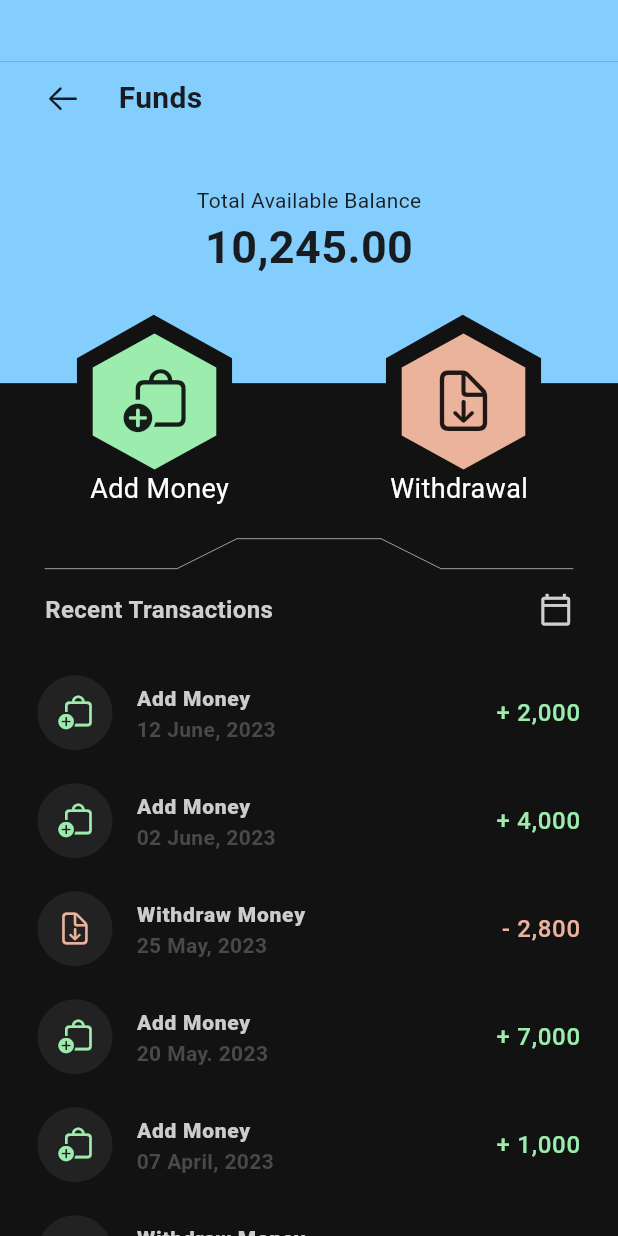
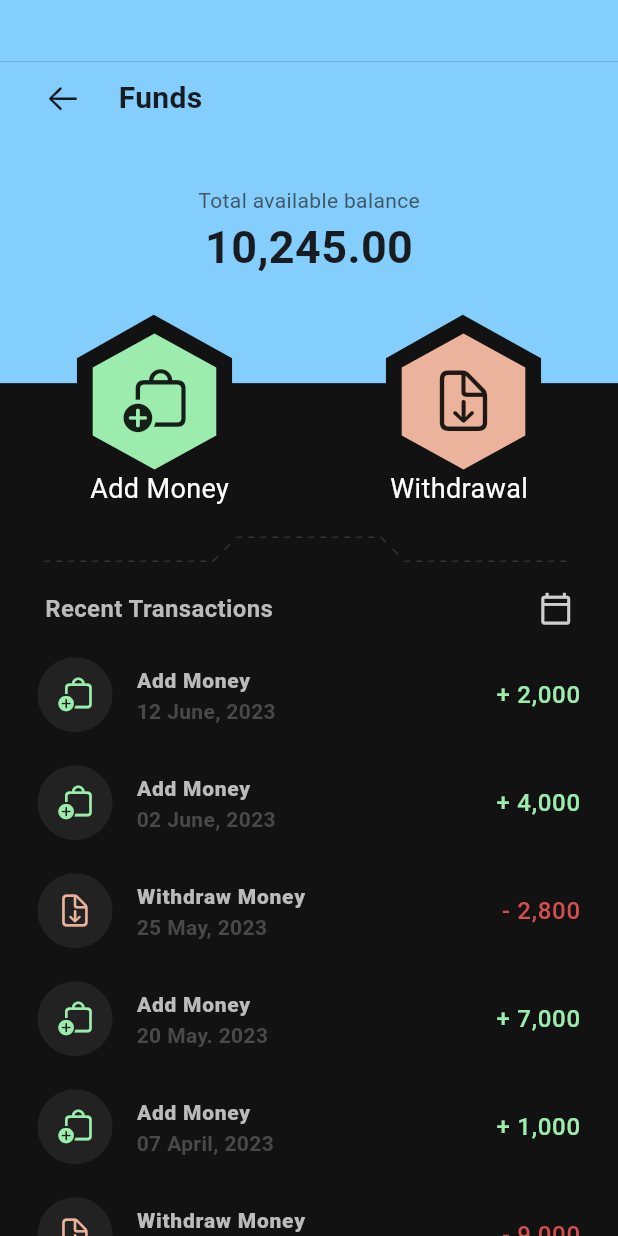
Before and after one commit to kenresoft/stockup_app, a Flutter app: the Funds screen opened by its route, on a phone screen of 412 x 824 dp. Run offline on Flutter 3.47's test engine with Material 3 defaults, Android fonts, the phone set to English and light mode, and no system bars; our stand-ins replace fl_chart; missing offline and left inert: extensionresoft, fontresoft.

Commit message:
Update funds.dart

```diff
--- a/lib/screens/funds.dart
+++ b/lib/screens/funds.dart
@@ -1,8 +1,11 @@
+import 'dart:math';
+
 import 'package:flutter/cupertino.dart';
 import 'package:flutter/material.dart';
 
+import '../models/transaction.dart';
+import '../shapes/dotted_line_painter.dart';
 import '../shapes/funds_clip.dart';
-import '../shapes/funds_divider_clip.dart';
 
 class Funds extends StatefulWidget {
   const Funds({super.key});
@@ -17,7 +20,6 @@ class _FundsState extends State<Funds> {
     double width = MediaQuery.of(context).size.width;
     double height = MediaQuery.of(context).size.height;
     return Scaffold(
-      //appBar: AppBar(backgroundColor: const Color(0xff84CEFE), toolbarHeight: 0, scrolledUnderElevation: 0),
       backgroundColor: const Color(0xff121212),
       body: SingleChildScrollView(
         child: Column(
@@ -42,12 +44,12 @@ class _FundsState extends State<Funds> {
                   Positioned(
                     top: 10,
                     width: width,
-                    child: const Padding(
-                      padding: EdgeInsets.symmetric(horizontal: 30),
+                    child: Padding(
+                      padding: const EdgeInsets.symmetric(horizontal: 30),
                       child: Row(
                         children: [
-                          Icon(CupertinoIcons.arrow_left),
-                          Padding(
+                          InkWell(onTap: () => Navigator.pop(context), child: const Icon(CupertinoIcons.arrow_left)),
+                          const Padding(
                             padding: EdgeInsets.symmetric(horizontal: 25),
                             child: Text('Funds', style: TextStyle(fontSize: 20, fontWeight: FontWeight.bold)),
                           ),
@@ -56,7 +58,7 @@ class _FundsState extends State<Funds> {
                     ),
                   ),
 
-                  /// TextField
+                  /// Header
                   Positioned(
                     width: width,
                     top: (height * .2) / 2,
@@ -64,7 +66,7 @@ class _FundsState extends State<Funds> {
                       padding: EdgeInsets.symmetric(horizontal: 30),
                       child: Column(
                         children: [
-                          Text('Total Available Balance'),
+                          Text('Total available balance', style: TextStyle(color: Color(0xff415663))),
                           Text('10,245.00', style: TextStyle(fontSize: 30, fontWeight: FontWeight.bold)),
                         ],
                       ),
@@ -79,8 +81,21 @@ class _FundsState extends State<Funds> {
                       crossAxisAlignment: CrossAxisAlignment.center,
                       mainAxisAlignment: MainAxisAlignment.spaceAround,
                       children: [
-                        buildBoardA(width, height, const Color(0xff9CECAE), CupertinoIcons.bag_badge_plus),
-                        buildBoardA(width, height, const Color(0xffECB39C), CupertinoIcons.arrow_down_doc),
+                        buildBoardA(
+                          width,
+                          height,
+                          const Color(0xff9CECAE),
+                          CupertinoIcons.bag_badge_plus,
+                        ),
+                        GestureDetector(
+                          onTap: () => Navigator.pushNamed(context, '/withdraw'),
+                          child: buildBoardA(
+                            width,
+                            height,
+                            const Color(0xffECB39C),
+                            CupertinoIcons.arrow_down_doc,
+                          ),
+                        ),
                       ],
                     ),
                   ),
@@ -102,21 +117,21 @@ class _FundsState extends State<Funds> {
             const SizedBox(height: 20),
 
             Container(
-              height: 15,
               width: width,
-              margin: const EdgeInsets.symmetric(horizontal: 30),
-              child: CustomPaint(painter: FundsDividerClip()),
+              margin: const EdgeInsets.symmetric(horizontal: 30).copyWith(top: 15),
+              child: Transform(transform: Matrix4.identity()..rotateX(pi), child: const DottedLineWidget()),
+              //child: CustomPaint(painter: FundsDividerClip()),
             ),
 
             /// Dashboard Body
             const Padding(
-              padding: EdgeInsets.symmetric(horizontal: 30, vertical: 21),
+              padding: EdgeInsets.symmetric(horizontal: 30, vertical: 10),
               child: Row(
                 mainAxisAlignment: MainAxisAlignment.spaceBetween,
                 children: [
                   Text(
                     'Recent Transactions',
-                    style: TextStyle(color: Color(0xffCFCFCF), fontWeight: FontWeight.bold, fontSize: 16),
+                    style: TextStyle(color: Color(0xffBBBBBB), fontWeight: FontWeight.bold, fontSize: 16),
                   ),
                   Icon(
                     Icons.calendar_today_outlined,
@@ -144,7 +159,7 @@ class _FundsState extends State<Funds> {
                     ),
                     title: Text(
                       transactions[index].amount.contains('+') ? 'Add Money' : 'Withdraw Money',
-                      style: const TextStyle(color: Color(0xffcccccc), fontSize: 14, fontWeight: FontWeight.w800),
+                      style: const TextStyle(color: Color(0xffBBBBBB), fontSize: 14, fontWeight: FontWeight.w800),
                     ),
                     subtitle: Text(
                       transactions[index].date,
@@ -154,7 +169,7 @@ class _FundsState extends State<Funds> {
                       transactions[index].amount,
                       style: TextStyle(
                         fontSize: 16,
-                        color: transactions[index].amount.contains('+') ? const Color(0xff9CECAE) : const Color(0xffECB39C),
+                        color: transactions[index].amount.contains('+') ? const Color(0xff9CECAE) : const Color(0xffD64F4F),
                       ),
                     ),
                   );
@@ -190,17 +205,3 @@ class _FundsState extends State<Funds> {
     Transaction('03 March, 2023', '- 9,000'),
   ];
 }
-
-extension Log<T> on T {
-  T get log {
-    debugPrint(toString());
-    return this;
-  }
-}
-
-class Transaction {
-  Transaction(this.date, this.amount);
-
-  final String date;
-  final String amount;
-}
```
